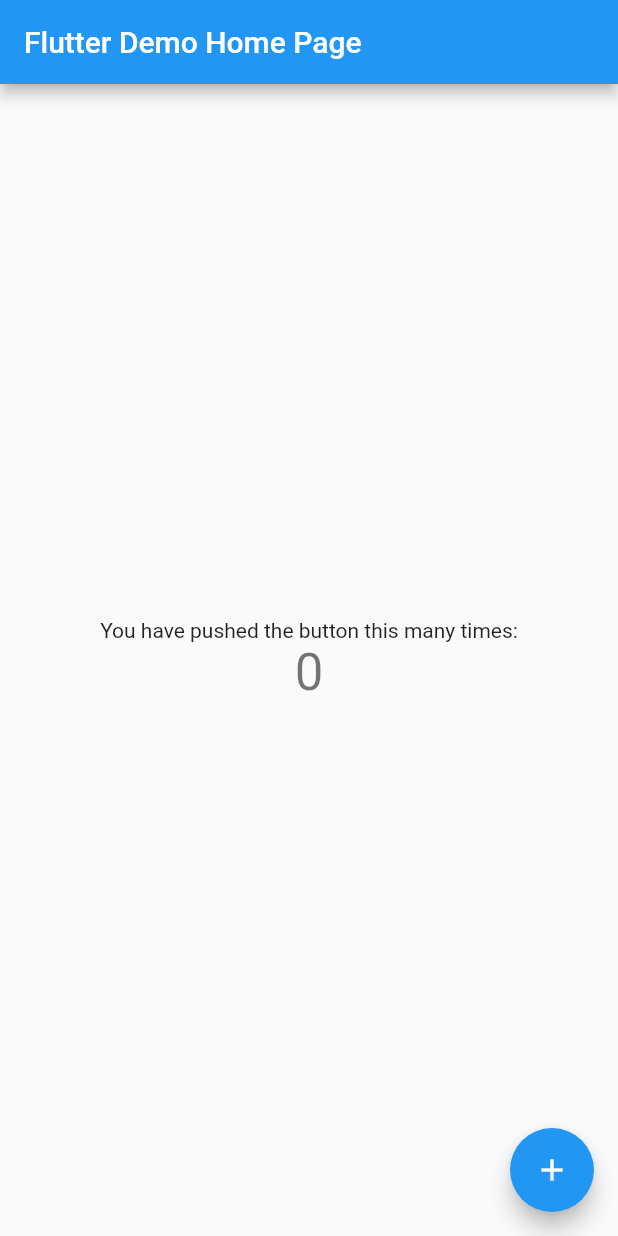
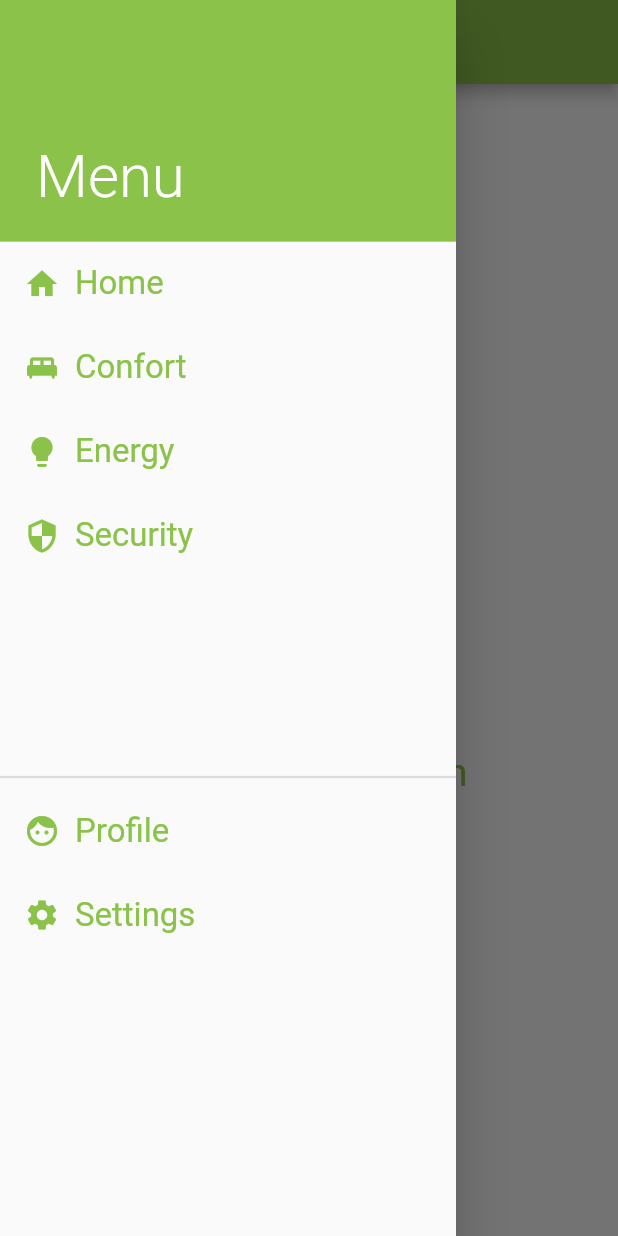
Before and after one commit to viviromero99/HomeAutomation, a Flutter app: the screen it shows after launch, with the side drawer open (before the commit the screen has no drawer), on a phone screen of 412 x 824 dp. Run offline on Flutter 3.47's test engine with Material 2 defaults, Android fonts, the phone set to English and light mode, and no system bars.

Commit message:
Navigation and menu screens implemented

```diff
--- a/home_automation_app/lib/main.dart
+++ b/home_automation_app/lib/main.dart
@@ -1,4 +1,10 @@
 import 'package:flutter/material.dart';
+import 'screens/settingsScreen.dart';
+import 'screens/profileScreen.dart';
+import 'screens/confortScreen.dart';
+import 'screens/energyScreen.dart';
+import 'screens/securityScreen.dart';
+import 'screens/homeScreen.dart';
 
 void main() {
   runApp(MyApp());
@@ -9,7 +15,7 @@ class MyApp extends StatelessWidget {
   @override
   Widget build(BuildContext context) {
     return MaterialApp(
-      title: 'Flutter Demo',
+      title: 'Home Automation',
       theme: ThemeData(
         // This is the theme of your application.
         //
@@ -20,98 +26,21 @@ class MyApp extends StatelessWidget {
         // or simply save your changes to "hot reload" in a Flutter IDE).
         // Notice that the counter didn't reset back to zero; the application
         // is not restarted.
-        primarySwatch: Colors.blue,
+        primarySwatch: Colors.lightGreen,
         // This makes the visual density adapt to the platform that you run
         // the app on. For desktop platforms, the controls will be smaller and
         // closer together (more dense) than on mobile platforms.
         visualDensity: VisualDensity.adaptivePlatformDensity,
       ),
-      home: MyHomePage(title: 'Flutter Demo Home Page'),
+      home: HomeScreen(),
+      routes: {
+        '/home': (context) => HomeScreen(),
+        '/confort': (context) => ConfortScreen(),
+        '/energy': (context) => EnergyScreen(),
+        '/security': (context) => SecurityScreen(),
+        '/profile': (context) => ProfileScreen(),
+        '/settings': (context) => SettingsScreen(),
+      },
     );
   }
 }
-
-class MyHomePage extends StatefulWidget {
-  MyHomePage({Key key, this.title}) : super(key: key);
-
-  // This widget is the home page of your application. It is stateful, meaning
-  // that it has a State object (defined below) that contains fields that affect
-  // how it looks.
-
-  // This class is the configuration for the state. It holds the values (in this
-  // case the title) provided by the parent (in this case the App widget) and
-  // used by the build method of the State. Fields in a Widget subclass are
-  // always marked "final".
-
-  final String title;
-
-  @override
-  _MyHomePageState createState() => _MyHomePageState();
-}
-
-class _MyHomePageState extends State<MyHomePage> {
-  int _counter = 0;
-
-  void _incrementCounter() {
-    setState(() {
-      // This call to setState tells the Flutter framework that something has
-      // changed in this State, which causes it to rerun the build method below
-      // so that the display can reflect the updated values. If we changed
-      // _counter without calling setState(), then the build method would not be
-      // called again, and so nothing would appear to happen.
-      _counter++;
-    });
-  }
-
-  @override
-  Widget build(BuildContext context) {
-    // This method is rerun every time setState is called, for instance as done
-    // by the _incrementCounter method above.
-    //
-    // The Flutter framework has been optimized to make rerunning build methods
-    // fast, so that you can just rebuild anything that needs updating rather
-    // than having to individually change instances of widgets.
-    return Scaffold(
-      appBar: AppBar(
-        // Here we take the value from the MyHomePage object that was created by
-        // the App.build method, and use it to set our appbar title.
-        title: Text(widget.title),
-      ),
-      body: Center(
-        // Center is a layout widget. It takes a single child and positions it
-        // in the middle of the parent.
-        child: Column(
-          // Column is also a layout widget. It takes a list of children and
-          // arranges them vertically. By default, it sizes itself to fit its
-          // children horizontally, and tries to be as tall as its parent.
-          //
-          // Invoke "debug painting" (press "p" in the console, choose the
-          // "Toggle Debug Paint" action from the Flutter Inspector in Android
-          // Studio, or the "Toggle Debug Paint" command in Visual Studio Code)
-          // to see the wireframe for each widget.
-          //
-          // Column has various properties to control how it sizes itself and
-          // how it positions its children. Here we use mainAxisAlignment to
-          // center the children vertically; the main axis here is the vertical
-          // axis because Columns are vertical (the cross axis would be
-          // horizontal).
-          mainAxisAlignment: MainAxisAlignment.center,
-          children: <Widget>[
-            Text(
-              'You have pushed the button this many times:',
-            ),
-            Text(
-              '$_counter',
-              style: Theme.of(context).textTheme.headline4,
-            ),
-          ],
-        ),
-      ),
-      floatingActionButton: FloatingActionButton(
-        onPressed: _incrementCounter,
-        tooltip: 'Increment',
-        child: Icon(Icons.add),
-      ), // This trailing comma makes auto-formatting nicer for build methods.
-    );
-  }
-}
--- /dev/null
+++ b/home_automation_app/lib/routes/routes.dart
@@ -0,0 +1,15 @@
+import '../screens/homeScreen.dart';
+import '../screens/confortScreen.dart';
+import '../screens/energyScreen.dart';
+import '../screens/securityScreen.dart';
+import '../screens/profileScreen.dart';
+import '../screens/settingsScreen.dart';
+
+class Routes {
+  static const String home = HomeScreen.routeName;
+  static const String confort = ConfortScreen.routeName;
+  static const String energy = EnergyScreen.routeName;
+  static const String security = SecurityScreen.routeName;
+  static const String profile = ProfileScreen.routeName;
+  static const String settings = SettingsScreen.routeName;
+}
--- /dev/null
+++ b/home_automation_app/lib/screens/confortScreen.dart
@@ -0,0 +1,31 @@
+import 'package:flutter/material.dart';
+import '../widgets/drawer.dart';
+
+class ConfortScreen extends StatelessWidget {
+  static const String routeName = '/confort';
+
+  @override
+  Widget build(BuildContext context) {
+    return new Scaffold(
+        appBar: AppBar(
+          // Here we take the value from the MyHomePage object that was created by
+          // the App.build method, and use it to set our appbar title.
+          title: Icon(Icons.home_outlined, size: 38),
+          iconTheme: IconThemeData(color: Colors.white),
+          centerTitle: true,
+        ),
+        body: Center(
+          // Center is a layout widget. It takes a single child and positions it
+          // in the middle of the parent.
+          child: Column(
+            mainAxisAlignment: MainAxisAlignment.center,
+            children: <Widget>[
+              Icon(Icons.king_bed, size: 150, color: Colors.lightGreen),
+              Text('Confort', style: TextStyle(fontWeight: FontWeight.w400, color: Colors.lightGreen, fontSize: 26))
+            ],
+          ),
+        ),
+        drawer: AppDrawer()// This trailing comma makes auto-formatting nicer for build methods.
+    );
+  }
+}
--- /dev/null
+++ b/home_automation_app/lib/screens/homeScreen.dart
@@ -0,0 +1,34 @@
+import 'package:flutter/material.dart';
+import '../widgets/drawer.dart';
+
+class HomeScreen extends StatelessWidget {
+  static const String routeName = '/home';
+
+  @override
+  Widget build(BuildContext context) {
+    // The Flutter framework has been optimized to make rerunning build methods
+    // fast, so that you can just rebuild anything that needs updating rather
+    // than having to individually change instances of widgets.
+    return new Scaffold(
+        appBar: AppBar(
+          // Here we take the value from the MyHomePage object that was created by
+          // the App.build method, and use it to set our appbar title.
+          title: Icon(Icons.home_outlined, size: 38),
+          iconTheme: IconThemeData(color: Colors.white),
+          centerTitle: true,
+        ),
+        body: Center(
+          // Center is a layout widget. It takes a single child and positions it
+          // in the middle of the parent.
+          child: Column(
+            mainAxisAlignment: MainAxisAlignment.center,
+            children: <Widget>[
+              Icon(Icons.home_filled, size: 150, color: Colors.lightGreen),
+              Text('Home Automation', style: TextStyle(fontWeight: FontWeight.w400, color: Colors.lightGreen, fontSize: 26))
+            ],
+          ),
+        ),
+        drawer: AppDrawer()// This trailing comma makes auto-formatting nicer for build methods.
+    );
+  }
+}
--- /dev/null
+++ b/home_automation_app/lib/screens/securityScreen.dart
@@ -0,0 +1,31 @@
+import 'package:flutter/material.dart';
+import '../widgets/drawer.dart';
+
+class SecurityScreen extends StatelessWidget {
+  static const String routeName = '/security';
+
+  @override
+  Widget build(BuildContext context) {
+    return new Scaffold(
+        appBar: AppBar(
+          // Here we take the value from the MyHomePage object that was created by
+          // the App.build method, and use it to set our appbar title.
+          title: Icon(Icons.home_outlined, size: 38),
+          iconTheme: IconThemeData(color: Colors.white),
+          centerTitle: true,
+        ),
+        body: Center(
+          // Center is a layout widget. It takes a single child and positions it
+          // in the middle of the parent.
+          child: Column(
+            mainAxisAlignment: MainAxisAlignment.center,
+            children: <Widget>[
+              Icon(Icons.security, size: 150, color: Colors.lightGreen),
+              Text('Security', style: TextStyle(fontWeight: FontWeight.w400, color: Colors.lightGreen, fontSize: 26))
+            ],
+          ),
+        ),
+        drawer: AppDrawer()// This trailing comma makes auto-formatting nicer for build methods.
+    );
+  }
+}
--- /dev/null
+++ b/home_automation_app/lib/screens/settingsScreen.dart
@@ -0,0 +1,31 @@
+import 'package:flutter/material.dart';
+import '../widgets/drawer.dart';
+
+class SettingsScreen extends StatelessWidget {
+  static const String routeName = '/settings';
+
+  @override
+  Widget build(BuildContext context) {
+    return new Scaffold(
+        appBar: AppBar(
+          // Here we take the value from the MyHomePage object that was created by
+          // the App.build method, and use it to set our appbar title.
+          title: Icon(Icons.home_outlined, size: 38),
+          iconTheme: IconThemeData(color: Colors.white),
+          centerTitle: true,
+        ),
+        body: Center(
+          // Center is a layout widget. It takes a single child and positions it
+          // in the middle of the parent.
+          child: Column(
+            mainAxisAlignment: MainAxisAlignment.center,
+            children: <Widget>[
+              Icon(Icons.settings, size: 150, color: Colors.lightGreen),
+              Text('Settings', style: TextStyle(fontWeight: FontWeight.w400, color: Colors.lightGreen, fontSize: 26))
+            ],
+          ),
+        ),
+        drawer: AppDrawer()// This trailing comma makes auto-formatting nicer for build methods.
+    );
+  }
+}
--- /dev/null
+++ b/home_automation_app/lib/widgets/drawer.dart
@@ -0,0 +1,78 @@
+import 'package:flutter/material.dart';
+import '../routes/routes.dart';
+
+class AppDrawer extends StatelessWidget {
+  @override
+  Widget build(BuildContext context) {
+    return Drawer(
+      child: ListView(
+        padding: EdgeInsets.zero,
+        children: <Widget>[
+          _createHeader(),
+          _createDrawerItem(
+            icon: Icons.home,
+            text: 'Home',
+            onTap: () => Navigator.pushReplacementNamed(context, Routes.home),
+          ),
+          _createDrawerItem(
+            icon: Icons.king_bed,
+            text: 'Confort',
+            onTap: () => Navigator.pushReplacementNamed(context, Routes.confort),
+          ),
+          _createDrawerItem(
+            icon: Icons.lightbulb,
+            text: 'Energy',
+            onTap: () => Navigator.pushReplacementNamed(context, Routes.energy),
+          ),
+          _createDrawerItem(
+            icon: Icons.security,
+            text: 'Security',
+            onTap: () => Navigator.pushReplacementNamed(context, Routes.security),
+          ),
+          Container(
+            padding: EdgeInsets.only(top: 125.0),
+          ),
+          Divider(thickness: 1.5),
+          _createDrawerItem(
+              icon: Icons.face,
+              text: 'Profile',
+              onTap: () => Navigator.pushReplacementNamed(context, Routes.profile),
+          ),
+          _createDrawerItem(
+              icon: Icons.settings,
+              text: 'Settings',
+              onTap: () => Navigator.pushReplacementNamed(context, Routes.settings),
+          )
+        ],
+      ),
+    );
+  }
+  Widget _createHeader() {
+    return DrawerHeader(
+      margin: EdgeInsets.zero,
+      decoration: BoxDecoration(color: Colors.lightGreen),
+      child: Stack(children: <Widget>[
+        Positioned(
+            bottom: 12.0,
+            left: 8.0,
+            child: Text('Menu', style: TextStyle(color: Colors.white, fontSize: 40, fontWeight: FontWeight.w300),)
+        ),
+      ]),
+    );
+  }
+  Widget _createDrawerItem(
+      {IconData icon, String text, GestureTapCallback onTap}) {
+    return ListTile(
+      title: Row(
+        children: <Widget>[
+          Icon(icon, color: Colors.lightGreen),
+          Padding(
+            padding: EdgeInsets.only(left: 10.0),
+            child: Text(text,  style: TextStyle(color: Colors.lightGreen, fontSize: 22, fontWeight: FontWeight.w400)),
+          )
+        ],
+      ),
+      onTap: onTap,
+    );
+  }
+}
```
Also changed, not shown: home_automation_app/lib/screens/energyScreen.dart (added, +31 -0 lines), home_automation_app/lib/screens/profileScreen.dart (added, +31 -0 lines).
